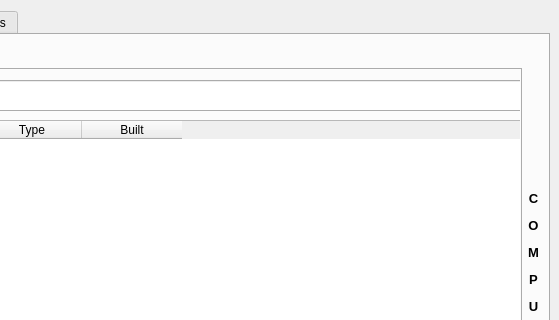
Old version of the form Verkefni3/displaywindow.ui in the repository ivarmarkusson/Verkefni-1; both pictures show x 241 to 800 and y 0 to 320 of the 800 by 600 pixel window.
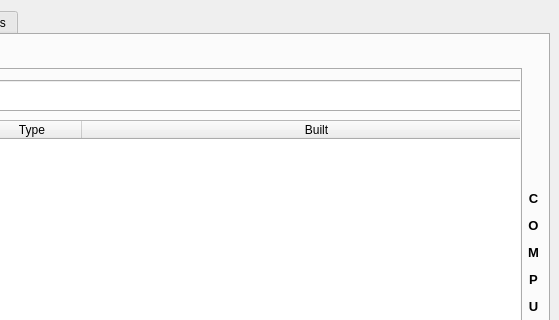
New version of the form. The open tabs and pages were chosen to show the change.

Diff of the .ui file:
```diff
--- a/Verkefni3/displaywindow.ui
+++ b/Verkefni3/displaywindow.ui
@@ -260,6 +260,18 @@
               <height>391</height>
              </rect>
             </property>
+            <property name="editTriggers">
+             <set>QAbstractItemView::NoEditTriggers</set>
+            </property>
+            <property name="selectionBehavior">
+             <enum>QAbstractItemView::SelectRows</enum>
+            </property>
+            <property name="sortingEnabled">
+             <bool>true</bool>
+            </property>
+            <attribute name="horizontalHeaderStretchLastSection">
+             <bool>true</bool>
+            </attribute>
             <column>
              <property name="text">
               <string>Name</string>
```
Left out of the diff: 4 changed lines with no effect on the pictures.
